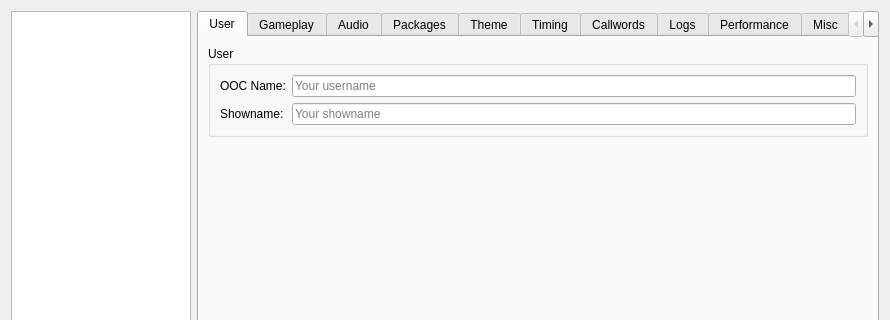
The window that res/ui/config_panel.ui (lambdcalculus/AO2-Client) describes before a commit, drawn with Qt 5; both pictures show x 0 to 890 and y 0 to 320 of the 890 by 544 pixel window.
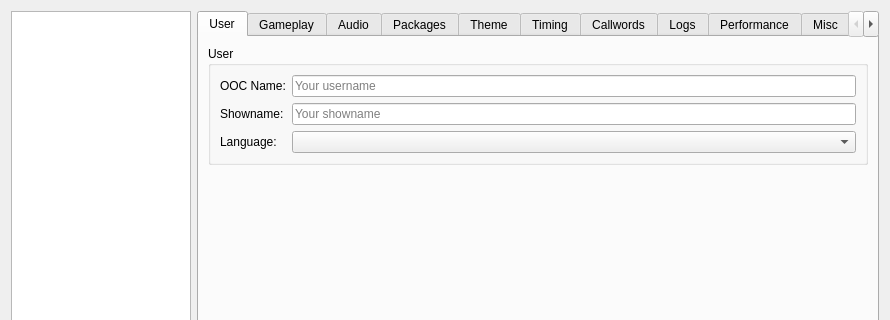
The same window after the commit. The open tabs and pages were chosen to show the change.

Commit message: Outfit Selector, Localization Functionality and JSON Support for Characters and Backgrounds.

What changed in the file:
```diff
--- a/res/ui/config_panel.ui
+++ b/res/ui/config_panel.ui
@@ -103,6 +103,16 @@
               </property>
              </widget>
             </item>
+            <item row="2" column="0">
+             <widget class="QLabel" name="label_language">
+              <property name="text">
+               <string>Language:</string>
+              </property>
+             </widget>
+            </item>
+            <item row="2" column="1">
+             <widget class="QComboBox" name="languageSelector"/>
+            </item>
            </layout>
           </widget>
          </item>
```
Left out of the diff: 9 changed lines with no effect on the pictures. The commit also changes 53 other files.
